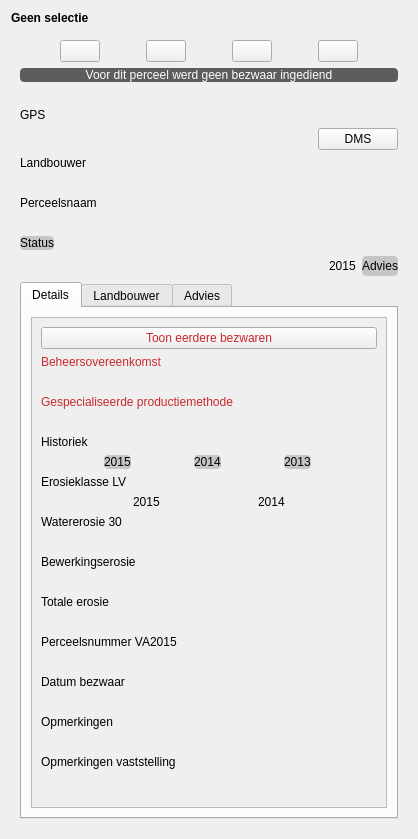
Qt form ui_parcelinfowidget.ui (DOV-Vlaanderen/erosiebezwaren) before a commit.
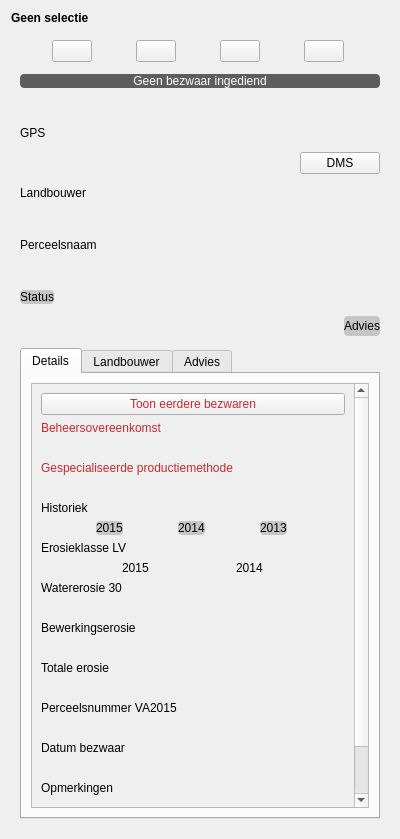
The same form after that commit. Icons and pictures are not drawn. Custom widgets are drawn as their Qt base class.

What changed in the file:
```diff
--- a/ui_parcelinfowidget.ui
+++ b/ui_parcelinfowidget.ui
@@ -6,7 +6,7 @@
    <rect>
     <x>0</x>
     <y>0</y>
-    <width>418</width>
+    <width>400</width>
     <height>839</height>
    </rect>
   </property>
@@ -30,37 +30,11 @@
    <item>
     <widget class="QWidget" name="infoWidget" native="true">
      <layout class="QVBoxLayout" name="verticalLayout">
+      <property name="spacing">
+       <number>12</number>
+      </property>
       <item>
        <layout class="QHBoxLayout" name="horizontalLayout_3">
-        <item>
-         <widget class="QPushButton" name="btn_zoomto">
-          <property name="sizePolicy">
-           <sizepolicy hsizetype="Maximum" vsizetype="Maximum">
-            <horstretch>0</horstretch>
-            <verstretch>0</verstretch>
-           </sizepolicy>
-          </property>
-          <property name="minimumSize">
-           <size>
-            <width>0</width>
-            <height>0</height>
-           </size>
-          </property>
-          <property name="text">
-           <string/>
-          </property>
-          <property name="icon">
-           <iconset resource="resources.qrc">
-            <normaloff>:/icons/icons/zoomto.png</normaloff>:/icons/icons/zoomto.png</iconset>
-          </property>
-          <property name="iconSize">
-           <size>
-            <width>64</width>
-            <height>64</height>
-           </size>
-          </property>
-         </widget>
-        </item>
         <item>
          <widget class="QPushButton" name="btn_photo">
           <property name="sizePolicy">
@@ -90,6 +64,35 @@
           </property>
          </widget>
         </item>
+        <item>
+         <widget class="QPushButton" name="btn_zoomto">
+          <property name="sizePolicy">
+           <sizepolicy hsizetype="Maximum" vsizetype="Maximum">
+            <horstretch>0</horstretch>
+            <verstretch>0</verstretch>
+           </sizepolicy>
+          </property>
+          <property name="minimumSize">
+           <size>
+            <width>0</width>
+            <height>0</height>
+           </size>
+          </property>
+          <property name="text">
+           <string/>
+          </property>
+          <property name="icon">
+           <iconset resource="resources.qrc">
+            <normaloff>:/icons/icons/zoomto.png</normaloff>:/icons/icons/zoomto.png</iconset>
+          </property>
+          <property name="iconSize">
+           <size>
+            <width>64</width>
+            <height>64</height>
+           </size>
+          </property>
+         </widget>
+        </item>
         <item>
          <widget class="QPushButton" name="btn_bezwaarformulier">
           <property name="sizePolicy">
@@ -152,11 +155,17 @@
       </item>
       <item>
        <widget class="InvertedVisibilityBooleanLabel" name="efw2_datum_bezwaar">
+        <property name="sizePolicy">
+         <sizepolicy hsizetype="Preferred" vsizetype="Preferred">
+          <horstretch>0</horstretch>
+          <verstretch>0</verstretch>
+         </sizepolicy>
+        </property>
         <property name="styleSheet">
          <string notr="true">* { background-color: #5D5D5D; color: white; border-radius: 4px;}</string>
         </property>
         <property name="text">
-         <string>Voor dit perceel werd geen bezwaar ingediend</string>
+         <string>Geen bezwaar ingediend</string>
         </property>
         <property name="alignment">
          <set>Qt::AlignCenter</set>
@@ -209,7 +218,7 @@
         <item>
          <widget class="QPushButton" name="btn_gpsDms">
           <property name="sizePolicy">
-           <sizepolicy hsizetype="Maximum" vsizetype="Fixed">
+           <sizepolicy hsizetype="Maximum" vsizetype="Preferred">
             <horstretch>0</horstretch>
             <verstretch>0</verstretch>
            </sizepolicy>
@@ -316,22 +325,6 @@
           </property>
          </spacer>
         </item>
-        <item>
-         <widget class="SensitivityColorLabel" name="efw2_kleur_2015">
-          <property name="sizePolicy">
-           <sizepolicy hsizetype="Maximum" vsizetype="Preferred">
-            <horstretch>0</horstretch>
-            <verstretch>0</verstretch>
-           </sizepolicy>
-          </property>
-          <property name="text">
-           <string>2015</string>
-          </property>
-          <property name="margin">
-           <number>4</number>
-          </property>
-         </widget>
-        </item>
         <item>
          <widget class="SensitivityColorLabel" name="lbv_advies">
           <property name="sizePolicy">
@@ -378,8 +371,8 @@
              <property name="geometry">
               <rect>
                <x>0</x>
-               <y>0</y>
-               <width>345</width>
+               <y>-294</y>
+               <width>327</width>
                <height>661</height>
               </rect>
              </property>
```
Left out of the diff: 9 changed lines with no effect on the pictures.
